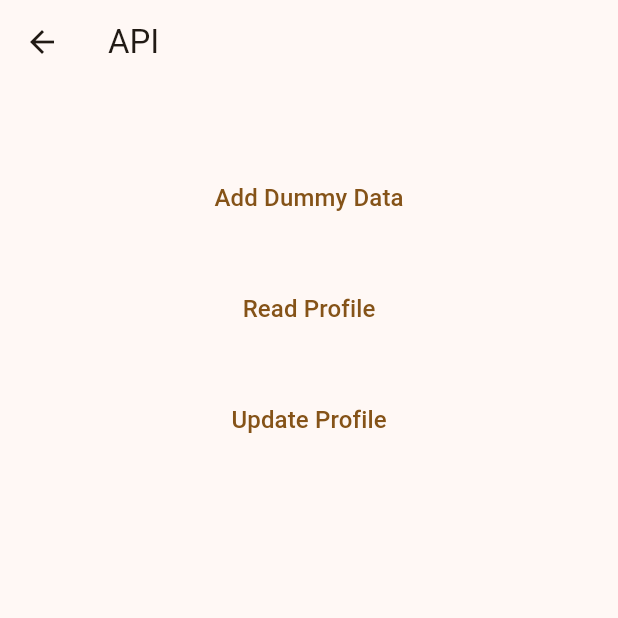
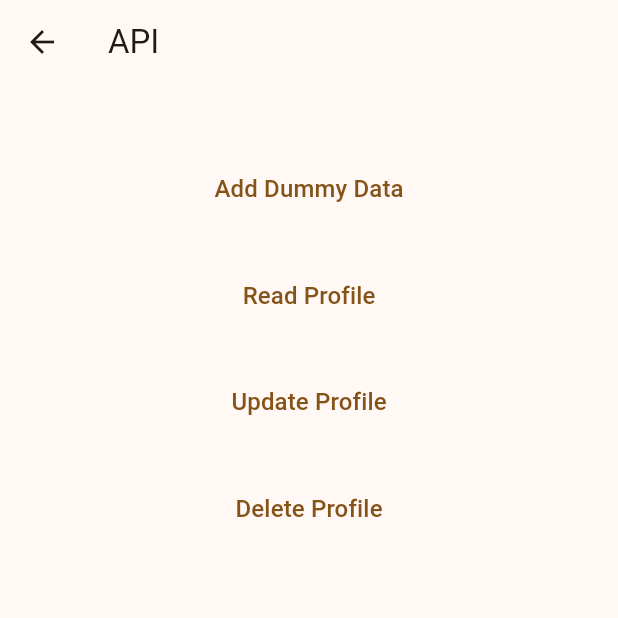
Before and after one commit to joseph-programming-tuition-singapore/lxp_flutter_dart, a Flutter app: the FirestoreView screen opened by its route, on a phone screen of 412 x 824 dp, the top half of it. Run offline on Flutter 3.47's test engine with Material 3 defaults, Android fonts, the light colour scheme and no system bars; our stand-ins replace cloud_firestore, firebase_auth, firebase_core, flutter_local_notifications, go_router; accounts and stored records are empty.

Commit message:
Added delete profile

```diff
--- a/lib/repositories/profile_repo.dart
+++ b/lib/repositories/profile_repo.dart
@@ -23,7 +23,7 @@ class ProfileRepo {
   }
 
 // Delete
-  bool deleteProfile(UserDetails profile) {
-    return true;
+  void deleteProfile(String uid) {
+    _firestoreService.deleteProfile(uid);
   }
 }
--- a/lib/services/firestore_service.dart
+++ b/lib/services/firestore_service.dart
@@ -37,4 +37,9 @@ class FirestoreService {
     print(details?.name);
     return details;
   }
+
+  void deleteProfile(String uid) async {
+    final db = FirebaseFirestore.instance;
+    await db.collection("users").doc(uid).delete();
+  }
 }
--- a/lib/view_models/firestore_view_model.dart
+++ b/lib/view_models/firestore_view_model.dart
@@ -28,4 +28,9 @@ class FirestoreViewModel extends ChangeNotifier {
     print(success);
     notifyListeners();
   }
+
+  void deleteUserDetails(String uid) {
+    _profileRepo.deleteProfile(uid);
+    notifyListeners();
+  }
 }
--- a/lib/views/firestore_view.dart
+++ b/lib/views/firestore_view.dart
@@ -39,15 +39,22 @@ class _FirestoreViewState extends State<FirestoreView> {
                   Spacer(),
                   TextButton(
                     onPressed: () => widget.viewModel
-                        .readUserDetails('lBkMEBZPIyr05rT5jFEA'),
+                        .readUserDetails('UwsUBEsm5ojdPawsvWoq'),
                     child: Text('Read Profile', style: TextStyle(fontSize: 16)),
                   ),
                   Spacer(),
                   TextButton(
                     onPressed: () => widget.viewModel
-                        .updateUserDetails('Tester C', 'lBkMEBZPIyr05rT5jFEA'),
+                        .updateUserDetails('Tester C', 'UwsUBEsm5ojdPawsvWoq'),
                     child:
                         Text('Update Profile', style: TextStyle(fontSize: 16)),
+                  ),
+                  Spacer(),
+                  TextButton(
+                    onPressed: () => widget.viewModel
+                        .deleteUserDetails('UwsUBEsm5ojdPawsvWoq'),
+                    child:
+                        Text('Delete Profile', style: TextStyle(fontSize: 16)),
                   ),
                   Spacer(flex: 20),
                 ],
```
